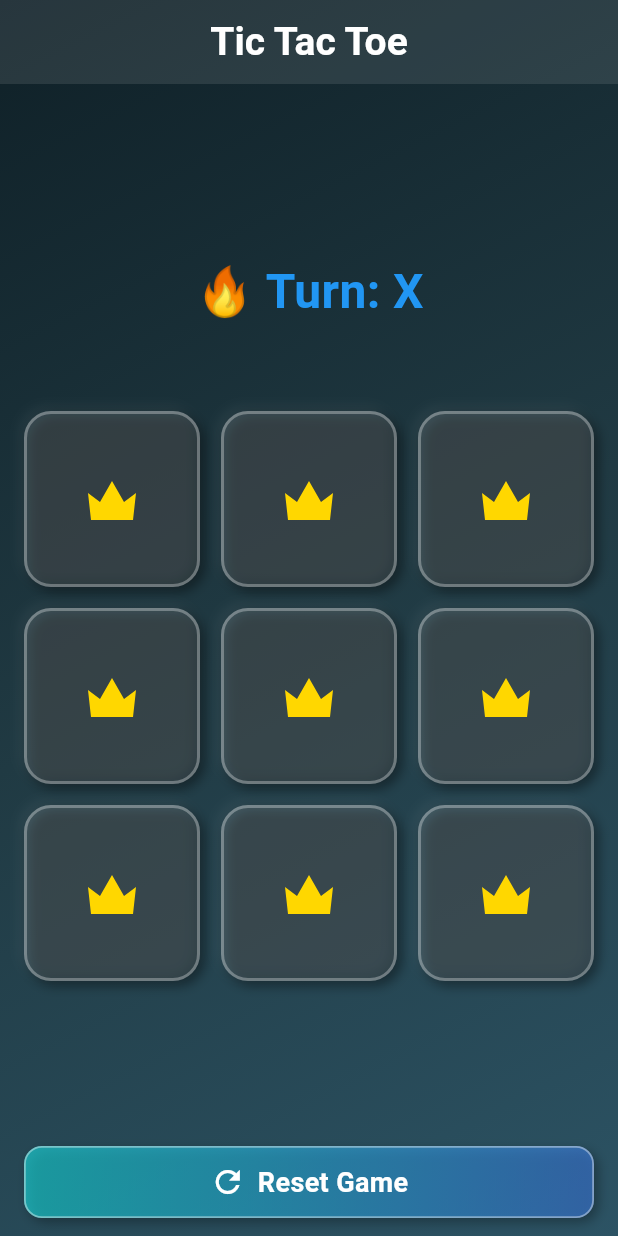
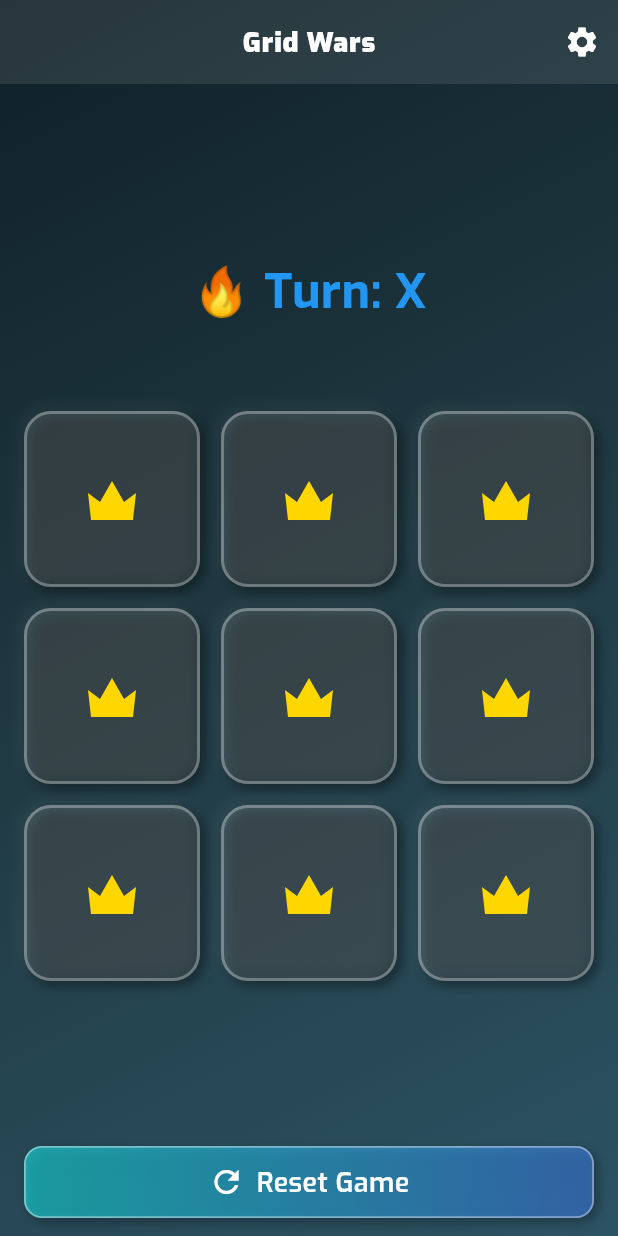
Before and after one commit to Zafarbek708k/grid_wars, a Flutter app: the screen it shows after launch, on a phone screen of 412 x 824 dp. Run offline on Flutter 3.47's test engine with Material 3 defaults, Android fonts, the phone set to English and light mode, and no system bars; our stand-ins replace bloc, equatable, firebase_analytics, firebase_core, flutter_bloc, flutter_svg and 4 more; accounts and stored records are empty.

Commit message:
configure firebase and storage service and theme

```diff
--- /dev/null
+++ b/lib/core/constants/app_images.dart
@@ -0,0 +1,5 @@
+sealed class AppImages {
+  static const String logo = 'assets/images/app_logo.jpg';
+  static const String dark = 'assets/images/dark.png';
+  static const String light = 'assets/images/light.png';
+}
--- /dev/null
+++ b/lib/core/constants/storage_keys.dart
@@ -0,0 +1,9 @@
+abstract class StorageKeys {
+  static const String appVersion = 'app_version';
+  static const String selectedTheme = 'selected_theme';
+  static const String selectedLanguage = 'selected_language';
+  static const String userToken = 'user_token';
+  static const String refreshToken = 'refresh_token';
+  static const String userId = 'user_id';
+  static const String isLoggedIn = 'is_logged_in';
+}
--- /dev/null
+++ b/lib/core/enums/language_enum.dart
@@ -0,0 +1,18 @@
+import 'dart:ui';
+
+enum LanguageEnum {
+  uzbek(name: "Uzbek", languageCode: "uz", countryCode: "UZ", locale: const Locale("uz", "UZ")),
+  russian(name: "Russian", languageCode: "ru", countryCode: "RU", locale: Locale("ru", "RU")),
+  english(name: "English", languageCode: "en", countryCode: "EN", locale: Locale("en", "EN"));
+
+  final String name;
+  final String languageCode;
+  final String countryCode;
+  final Locale locale;
+
+  const LanguageEnum({required this.name, required this.languageCode, required this.countryCode, required this.locale});
+
+  LanguageEnum fromString(String code) {
+    return LanguageEnum.values.firstWhere((element) => element.languageCode == code, orElse: () => LanguageEnum.uzbek);
+  }
+}
--- /dev/null
+++ b/lib/core/enums/theme_enum.dart
@@ -0,0 +1,18 @@
+import 'package:flutter/material.dart';
+import 'package:grid_wars/core/constants/locale_keys.dart';
+
+enum ThemeEnum {
+  light(mode: ThemeMode.light, title: LocaleKeys.light, icon: ""),
+  dark(mode: ThemeMode.dark, title: LocaleKeys.dark, icon: ""),
+  system(mode: ThemeMode.system, title: LocaleKeys.system, icon: "");
+
+  final String title;
+  final String icon;
+  final ThemeMode mode;
+
+  const ThemeEnum({required this.title, required this.icon, this.mode = ThemeMode.system});
+
+  static ThemeEnum fromString(String code) {
+    return ThemeEnum.values.firstWhere((element) => element.title == code, orElse: () => ThemeEnum.system);
+  }
+}
--- a/lib/core/theme/light.dart
+++ b/lib/core/theme/light.dart
@@ -3,7 +3,8 @@ import 'package:grid_wars/core/constants/app_colors.dart';
 import 'package:grid_wars/core/theme/theme_extension.dart';
 
 abstract class Light {
-  static ThemeData theme() => ThemeData(
+  static ThemeData theme() =>
+      ThemeData(
         useMaterial3: true,
         appBarTheme: const AppBarTheme(
           backgroundColor: AppColors.white,
@@ -33,7 +34,7 @@ abstract class Light {
 
   static const displayLarge = TextStyle(
     fontSize: 32,
-    fontFamily: 'Roboto',
+    fontFamily: 'Exo',
     fontWeight: FontWeight.bold,
     height: 1.5,
     color: AppColors.black,
@@ -41,7 +42,7 @@ abstract class Light {
 
   static const displayMedium = TextStyle(
     fontSize: 22,
-    fontFamily: 'Roboto',
+    fontFamily: 'Exo',
     fontWeight: FontWeight.w600,
     height: 1.5,
     color: AppColors.black,
@@ -49,7 +50,7 @@ abstract class Light {
 
   static const displaySmall = TextStyle(
     fontSize: 21,
-    fontFamily: 'Roboto',
+    fontFamily: 'Exo',
     fontWeight: FontWeight.w500,
     height: 1.5,
     color: AppColors.black,
@@ -57,7 +58,7 @@ abstract class Light {
 
   static const headlineLarge = TextStyle(
     fontSize: 20,
-    fontFamily: 'Roboto',
+    fontFamily: 'Exo',
     fontWeight: FontWeight.bold,
     height: 1.5,
     color: AppColors.black,
@@ -65,7 +66,7 @@ abstract class Light {
 
   static const headlineMedium = TextStyle(
     fontSize: 19,
-    fontFamily: 'Roboto',
+    fontFamily: 'Exo',
     fontWeight: FontWeight.w600,
     height: 1.5,
     color: AppColors.black,
@@ -73,7 +74,7 @@ abstract class Light {
 
   static const headlineSmall = TextStyle(
     fontSize: 18,
-    fontFamily: 'Roboto',
+    fontFamily: 'Exo',
     fontWeight: FontWeight.w500,
     height: 1.5,
     color: AppColors.black,
@@ -81,7 +82,7 @@ abstract class Light {
 
   static const bodyLarge = TextStyle(
     fontSize: 18,
-    fontFamily: 'Roboto',
+    fontFamily: 'Exo',
     fontWeight: FontWeight.normal,
     height: 1.5,
     color: AppColors.black,
@@ -89,7 +90,7 @@ abstract class Light {
 
   static const bodyMedium = TextStyle(
     fontSize: 17,
-    fontFamily: 'Roboto',
+    fontFamily: 'Exo',
     fontWeight: FontWeight.normal,
     height: 1.5,
     color: AppColors.black,
@@ -97,7 +98,7 @@ abstract class Light {
 
   static const bodySmall = TextStyle(
     fontSize: 16,
-    fontFamily: 'Roboto',
+    fontFamily: 'Exo',
     fontWeight: FontWeight.normal,
     height: 1.5,
     color: AppColors.black,
@@ -105,7 +106,7 @@ abstract class Light {
 
   static const labelLarge = TextStyle(
     fontSize: 15,
-    fontFamily: 'Roboto',
+    fontFamily: 'Exo',
     fontWeight: FontWeight.bold,
     height: 1.5,
     color: AppColors.black,
@@ -113,7 +114,7 @@ abstract class Light {
 
   static const labelMedium = TextStyle(
     fontSize: 14,
-    fontFamily: 'Roboto',
+    fontFamily: 'Exo',
     fontWeight: FontWeight.w600,
     height: 1.5,
     color: AppColors.black,
@@ -121,7 +122,7 @@ abstract class Light {
 
   static const labelSmall = TextStyle(
     fontSize: 13,
-    fontFamily: 'Roboto',
+    fontFamily: 'Exo',
     fontWeight: FontWeight.w400,
     height: 1.5,
     color: AppColors.black,
@@ -129,7 +130,7 @@ abstract class Light {
 
   static const titleLarge = TextStyle(
     fontSize: 14,
-    fontFamily: 'Roboto',
+    fontFamily: 'Exo',
     fontWeight: FontWeight.bold,
     height: 1.5,
     color: AppColors.black,
@@ -137,7 +138,7 @@ abstract class Light {
 
   static const titleMedium = TextStyle(
     fontSize: 13,
-    fontFamily: 'Roboto',
+    fontFamily: 'Exo',
     fontWeight: FontWeight.w600,
     height: 1.5,
     color: AppColors.black,
@@ -145,7 +146,7 @@ abstract class Light {
 
   static const titleSmall = TextStyle(
     fontSize: 12,
-    fontFamily: 'Roboto',
+    fontFamily: 'Exo',
     fontWeight: FontWeight.normal,
     height: 1.5,
     color: AppColors.black,
--- a/lib/core/theme/theme_extension.dart
+++ b/lib/core/theme/theme_extension.dart
@@ -4,12 +4,18 @@ import 'package:grid_wars/core/constants/app_colors.dart';
 @immutable
 class AppThemeExtension extends ThemeExtension<AppThemeExtension> {
   final Color whiteToDark;
+  final Color darkToWhite;
+  final Color whiteToCyan;
 
-  const AppThemeExtension({required this.whiteToDark});
+  const AppThemeExtension({required this.whiteToDark, required this.darkToWhite, required this.whiteToCyan});
 
   @override
-  ThemeExtension<AppThemeExtension> copyWith({Color? whiteToDark}) {
-    return AppThemeExtension(whiteToDark: whiteToDark ?? this.whiteToDark);
+  ThemeExtension<AppThemeExtension> copyWith({Color? whiteToDark, Color? darkToWhite, Color? whiteToCyan}) {
+    return AppThemeExtension(
+      whiteToCyan: whiteToCyan ?? this.whiteToCyan,
+      whiteToDark: whiteToDark ?? this.whiteToDark,
+      darkToWhite: darkToWhite ?? this.darkToWhite,
+    );
   }
 
   @override
@@ -18,9 +24,21 @@ class AppThemeExtension extends ThemeExtension<AppThemeExtension> {
       return this;
     }
 
-    return AppThemeExtension(whiteToDark: Color.lerp(whiteToDark, other.whiteToDark, t) ?? whiteToDark);
+    return AppThemeExtension(
+      whiteToCyan: Color.lerp(whiteToCyan, other.whiteToCyan, t) ?? whiteToCyan,
+      whiteToDark: Color.lerp(whiteToDark, other.whiteToDark, t) ?? whiteToDark,
+      darkToWhite: Color.lerp(darkToWhite, other.darkToWhite, t) ?? darkToWhite,
+    );
   }
 
-  static const light = AppThemeExtension(whiteToDark: AppColors.white);
-  static const dark = AppThemeExtension(whiteToDark: AppColors.black);
+  static const light = AppThemeExtension(
+    whiteToDark: AppColors.white,
+    darkToWhite: AppColors.black,
+    whiteToCyan: AppColors.white,
+  );
+  static const dark = AppThemeExtension(
+    whiteToDark: AppColors.black,
+    darkToWhite: AppColors.white,
+    whiteToCyan: AppColors.cyan,
+  );
 }
--- a/lib/feature/game/presentation/blocs/x_o_bloc.dart
+++ b/lib/feature/game/presentation/blocs/x_o_bloc.dart
@@ -22,7 +22,6 @@ class XOBloc extends Bloc<XOEvent, XOState> {
     newBoard[event.index] = state.currentPlayer;
 
     final winResult = _checkWinner(newBoard);
-
     if (winResult != null) {
       emit(
         state.copyWith(board: newBoard, winner: winResult['winner'], isGameOver: true, winningLine: winResult['line']),
--- a/lib/feature/game/presentation/pages/x_and_o.dart
+++ b/lib/feature/game/presentation/pages/x_and_o.dart
@@ -1,10 +1,13 @@
+import 'package:flutter/cupertino.dart';
 import 'package:flutter/material.dart';
 import 'package:flutter_bloc/flutter_bloc.dart';
 import 'package:flutter_svg/flutter_svg.dart';
 import 'package:grid_wars/core/constants/app_colors.dart';
+import 'package:grid_wars/core/constants/app_images.dart';
 import 'package:grid_wars/core/extensions/context_extension.dart';
 import 'package:grid_wars/feature/game/presentation/blocs/x_o_bloc.dart';
 import 'package:grid_wars/feature/game/presentation/widgets/animated_button.dart';
+import 'package:grid_wars/feature/settings/pages/setting_screen.dart';
 
 class XAndO extends StatefulWidget {
   const XAndO({super.key});
@@ -14,21 +17,34 @@ class XAndO extends StatefulWidget {
 }
 
 class _XAndOState extends State<XAndO> {
+  final GlobalKey<ScaffoldState> _scaffoldKey = GlobalKey<ScaffoldState>();
+
   @override
   Widget build(BuildContext context) {
     return Scaffold(
+      key: _scaffoldKey,
       extendBodyBehindAppBar: true,
       backgroundColor: Colors.transparent,
       appBar: AppBar(
         centerTitle: true,
         elevation: 0,
         backgroundColor: AppColors.white.withValues(alpha: 0.1),
-        title: const Text(
-          'Tic Tac Toe',
-          style: TextStyle(fontSize: 26, fontWeight: FontWeight.w700, color: AppColors.white),
+        automaticallyImplyLeading: false,
+        title: Text(
+          'Grid Wars',
+          style: context.textTheme.bodyLarge?.copyWith(
+            color: context.themeExtension.whiteToCyan,
+            fontWeight: FontWeight.w900,
+          ),
         ),
+        actions: [
+          AnimatedButton(
+            onTap: () => Navigator.of(context).push(MaterialPageRoute(builder: (context) => const SettingScreen())),
+            child: Icon(Icons.settings, color: context.themeExtension.whiteToCyan),
+          ),
+          const SizedBox(width: 12),
+        ],
       ),
-
       body: Container(
         decoration: const BoxDecoration(
           gradient: LinearGradient(
--- a/lib/feature/settings/blocs/app_setting_bloc/app_setting_bloc.dart
+++ b/lib/feature/settings/blocs/app_setting_bloc/app_setting_bloc.dart
@@ -1,7 +1,13 @@
+import 'dart:async';
+
 import 'package:bloc/bloc.dart';
 import 'package:equatable/equatable.dart';
 import 'package:flutter/material.dart';
 import 'package:formz/formz.dart';
+import 'package:grid_wars/core/constants/storage_keys.dart';
+import 'package:grid_wars/core/enums/language_enum.dart';
+import 'package:grid_wars/core/enums/theme_enum.dart';
+import 'package:grid_wars/core/service/storage_service.dart';
 
 part 'app_setting_event.dart';
 
@@ -10,5 +16,21 @@ part 'app_setting_state.dart';
 class AppSettingBloc extends Bloc<AppSettingEvent, AppSettingState> {
   AppSettingBloc() : super(const AppSettingState()) {
     on<AppSettingEvent>((event, emit) {});
+    on<LoadThemeEvent>(_onLoadTheme);
+    on<ChangeThemeEvent>(_changeTheme);
+    on<LoadLanguageEvent>((event, emit) {});
+    on<ChangeLanguageEvent>((event, emit) {});
+  }
+
+  FutureOr<void> _onLoadTheme(LoadThemeEvent event, Emitter<AppSettingState> emit) async {
+    final String theme = StorageRepository.getString(StorageKeys.selectedTheme);
+    final savedTheme = ThemeEnum.fromString(theme);
+
+    emit(state.copyWith(selectedTheme: savedTheme.mode));
+  }
+
+  FutureOr<void> _changeTheme(ChangeThemeEvent event, Emitter<AppSettingState> emit) async {
+    await StorageRepository.putString(StorageKeys.selectedTheme, event.themeEnum.title);
+    emit(state.copyWith(selectedTheme: event.themeEnum.mode, themeEnum: event.themeEnum));
   }
 }
--- a/lib/feature/settings/blocs/app_setting_bloc/app_setting_event.dart
+++ b/lib/feature/settings/blocs/app_setting_bloc/app_setting_event.dart
@@ -3,3 +3,35 @@ part of 'app_setting_bloc.dart';
 sealed class AppSettingEvent extends Equatable {
   const AppSettingEvent();
 }
+
+class LoadThemeEvent extends AppSettingEvent {
+  const LoadThemeEvent();
+
+  @override
+  List<Object?> get props => [];
+}
+
+class ChangeThemeEvent extends AppSettingEvent {
+  final ThemeEnum themeEnum;
+
+  const ChangeThemeEvent(this.themeEnum);
+
+  @override
+  List<Object?> get props => [themeEnum];
+}
+
+class LoadLanguageEvent extends AppSettingEvent {
+  const LoadLanguageEvent();
+
+  @override
+  List<Object?> get props => [];
+}
+
+class ChangeLanguageEvent extends AppSettingEvent {
+  final LanguageEnum languageEnum;
+
+  const ChangeLanguageEvent(this.languageEnum);
+
+  @override
+  List<Object?> get props => [languageEnum];
+}
--- a/lib/feature/settings/blocs/app_setting_bloc/app_setting_state.dart
+++ b/lib/feature/settings/blocs/app_setting_bloc/app_setting_state.dart
@@ -15,30 +15,23 @@ class AppSettingState extends Equatable {
     this.locale = 'uz',
   });
 
+  AppSettingState copyWith({
+    ThemeMode? selectedTheme,
+    FormzSubmissionStatus? themeStatus,
+    ThemeEnum? themeEnum,
+    LanguageEnum? languageEnum,
+    String? locale,
+  }) {
+    return AppSettingState(
+      selectedTheme: selectedTheme ?? this.selectedTheme,
+      themeStatus: themeStatus ?? this.themeStatus,
+      themeEnum: themeEnum ?? this.themeEnum,
+      languageEnum: languageEnum ?? this.languageEnum,
+      locale: locale ?? this.locale,
+    );
+  }
+
+
   @override
   List<Object?> get props => [selectedTheme, themeStatus, themeEnum, languageEnum, locale];
 }
-
-enum ThemeEnum {
-  light(name: "", icon: ""),
-  dark(name: "", icon: ""),
-  system(name: "", icon: "");
-
-  final String name;
-  final String icon;
-
-  const ThemeEnum({required this.name, required this.icon});
-}
-
-enum LanguageEnum {
-  uzbek(name: "Uzbek", languageCode: "uz", countryCode: "UZ", locale: const Locale("uz", "UZ")),
-  russian(name: "Russian", languageCode: "ru", countryCode: "RU", locale: Locale("ru", "RU")),
-  english(name: "English", languageCode: "en", countryCode: "EN", locale: Locale("en", "EN"));
-
-  final String name;
-  final String languageCode;
-  final String countryCode;
-  final Locale locale;
-
-  const LanguageEnum({required this.name, required this.languageCode, required this.countryCode, required this.locale});
-}
--- a/lib/main.dart
+++ b/lib/main.dart
@@ -1,21 +1,24 @@
 import 'dart:async';
 
-import 'package:flutter/foundation.dart';
+import 'package:firebase_analytics/firebase_analytics.dart';
+import 'package:firebase_core/firebase_core.dart';
 import 'package:flutter/material.dart';
+import 'package:flutter_bloc/flutter_bloc.dart';
 import 'package:grid_wars/core/theme/dark.dart';
 import 'package:grid_wars/core/theme/light.dart';
 import 'package:grid_wars/feature/game/presentation/blocs/x_o_bloc.dart';
-import 'package:grid_wars/feature/game/presentation/pages/x_and_o.dart';
 import 'package:grid_wars/feature/init/pages/splash.dart';
 import 'package:grid_wars/feature/settings/blocs/app_setting_bloc/app_setting_bloc.dart';
-import 'package:flutter_bloc/flutter_bloc.dart';
+
+import 'firebase_options.dart';
 
 void main() async {
-  // WidgetsFlutterBinding.ensureInitialized();
-
   runZonedGuarded(
-    () {
-      runApp(const MyApp());
+    () async {
+      WidgetsFlutterBinding.ensureInitialized();
+      await Firebase.initializeApp(options: DefaultFirebaseOptions.currentPlatform);
+      FirebaseAnalytics analytics = FirebaseAnalytics.instance;
+      runApp(MyApp(analytics: analytics));
     },
     (error, path) {
       debugPrint("Error: $error\nPath: $path\n\n");
@@ -24,13 +27,15 @@ void main() async {
 }
 
 class MyApp extends StatelessWidget {
-  const MyApp({super.key});
+  const MyApp({super.key, required this.analytics});
+
+  final FirebaseAnalytics analytics;
 
   @override
   Widget build(BuildContext context) {
     return MultiBlocProvider(
       providers: [
-        BlocProvider(create: (context) => AppSettingBloc()),
+        BlocProvider(create: (context) => AppSettingBloc()..add(const LoadThemeEvent())),
         BlocProvider(create: (context) => XOBloc()),
       ],
       child: BlocBuilder<AppSettingBloc, AppSettingState>(
@@ -42,9 +47,10 @@ class MyApp extends StatelessWidget {
         builder: (context, state) {
           return MaterialApp(
             title: 'Grid Wars',
-            debugShowCheckedModeBanner: kDebugMode,
+            debugShowCheckedModeBanner: false,
             darkTheme: Dark.theme(),
             theme: Light.theme(),
+            navigatorObservers: [FirebaseAnalyticsObserver(analytics: analytics)],
             themeMode: state.selectedTheme,
             home: const Splash(),
           );
--- a/pubspec.yaml
+++ b/pubspec.yaml
@@ -1,7 +1,7 @@
 name: grid_wars
 description: "A new Flutter game project."
 publish_to: 'none' # Remove this line if you wish to publish to pub.dev
-version: 1.0.0+1
+version: 1.0.4+5
 
 environment:
   sdk: ^3.9.2
@@ -27,6 +27,8 @@ dependencies:
   get_it: ^8.0.3
   another_flushbar: ^1.12.30
   url_launcher: ^6.3.1
+  firebase_core: ^4.2.1
+  firebase_analytics: ^12.0.4
 
 dev_dependencies:
   flutter_test:
```
Also changed, not shown: lib/core/constants/locale_keys.dart (added, +12 -0 lines), lib/core/service/storage_service.dart (added, +97 -0 lines), lib/feature/settings/pages/setting_screen.dart (added, +72 -0 lines), assets/images/dark.png (added), assets/images/light.png (added), firebase.json (added), lib/firebase_options.dart (added), pubspec.lock, 6 other files. Lines whose indentation alone changed are shown as unchanged.
